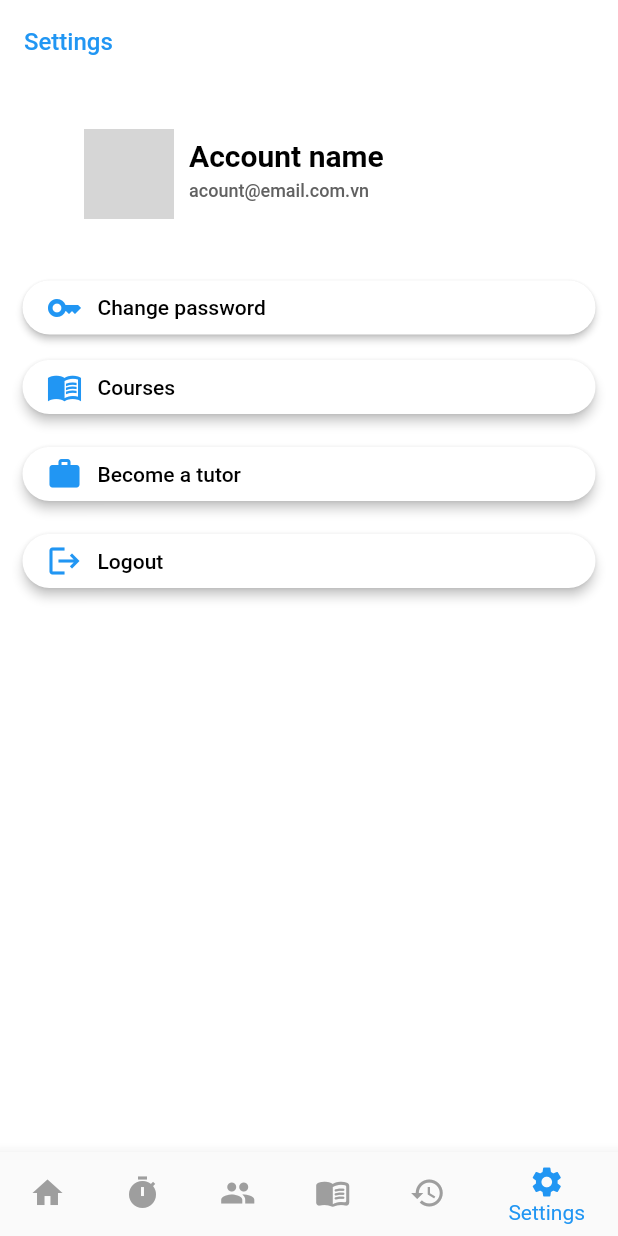
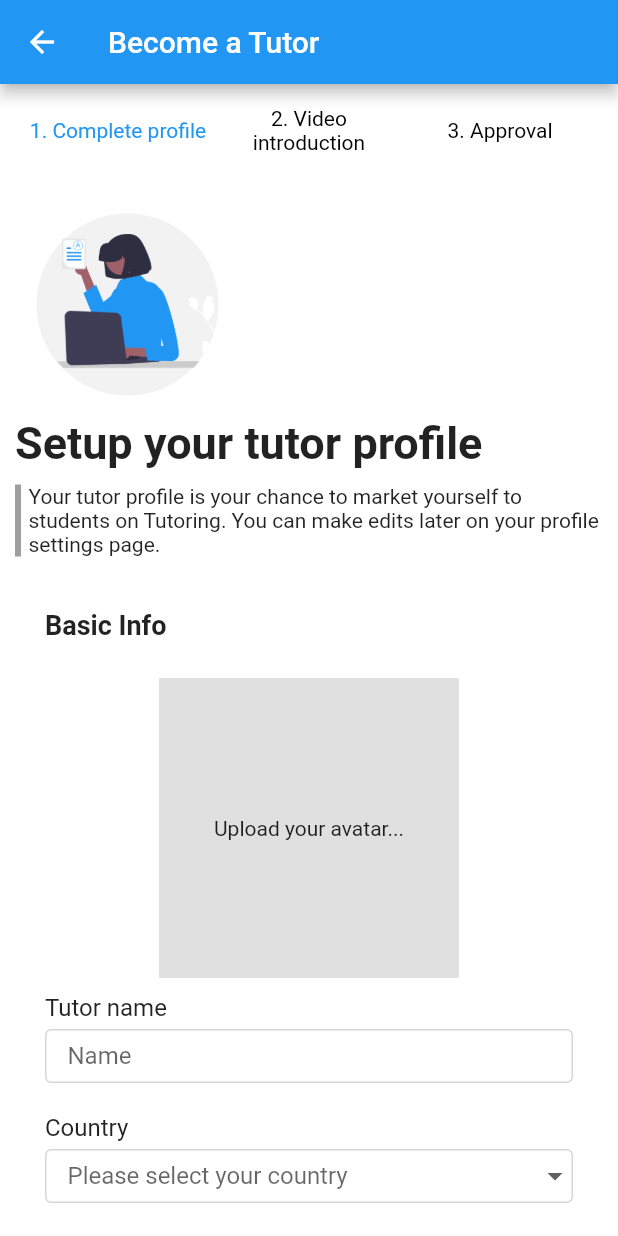
Before and after one commit to DuytheTeacher/advanced-mobile-development, a Flutter app: the screen it shows after launch, item 6 of the bottom bar chosen, after a tap on "Become a tutor", on a phone screen of 412 x 824 dp. Run offline on Flutter 3.47's test engine with Material 2 defaults, Android fonts, the phone set to English and light mode, and no system bars; network calls fail; grey boxes are pictures that could not be loaded.

Commit message:
Duy | Mockup UI for Become tutor

```diff
--- a/lib/main.dart
+++ b/lib/main.dart
@@ -4,6 +4,7 @@ import 'package:advanced_mobile_dev/widgets/screens/authentication/login.dart';
 import 'package:advanced_mobile_dev/widgets/screens/authentication/register.dart';
 import 'package:advanced_mobile_dev/widgets/screens/courses/course-detail.dart';
 import 'package:advanced_mobile_dev/widgets/screens/tabs/tab-bar.dart';
+import 'package:advanced_mobile_dev/widgets/screens/tutors/become-tutor.dart';
 import 'package:advanced_mobile_dev/widgets/screens/tutors/tutor-detail.dart';
 import 'package:advanced_mobile_dev/widgets/screens/tutors/video-call.dart';
 
@@ -37,6 +38,8 @@ class MyApp extends StatelessWidget {
             const CourseDetail(title: 'Course Detail'),
         '/video-call': (BuildContext context) =>
             const VideoCall(title: 'Video Call'),
+        '/become-tutor': (BuildContext context) =>
+            const BecomeTutor(title: 'Become a Tutor'),
       },
       home: const MyHomePage(title: 'LetTutor'),
     );
--- a/lib/widgets/screens/tabs/history.dart
+++ b/lib/widgets/screens/tabs/history.dart
@@ -121,7 +121,7 @@ class _HistoryState extends State<History> {
             crossAxisAlignment: CrossAxisAlignment.start,
             children: <Widget>[
               const Text(
-                'Thu, 03 Mar 22',
+                'Sun, 06 Mar 22',
                 style: TextStyle(fontWeight: FontWeight.w900, fontSize: 28),
               ),
               const Text('21 hours ago'),
--- a/lib/widgets/screens/tabs/home-screen.dart
+++ b/lib/widgets/screens/tabs/home-screen.dart
@@ -50,7 +50,7 @@ class _HomeScreenState extends State<HomeScreen> {
                     Expanded(
                         flex: 5,
                         child: Text(
-                          'Thu, 03 Mar 22, 20:00 - 21:30',
+                          'Sun, 06 Mar 22, 20:00 - 21:30',
                           textAlign: TextAlign.center,
                           style: TextStyle(
                               fontSize: 18,
--- a/lib/widgets/screens/tabs/schedule.dart
+++ b/lib/widgets/screens/tabs/schedule.dart
@@ -124,7 +124,7 @@ class _ScheduleState extends State<Schedule> {
             crossAxisAlignment: CrossAxisAlignment.start,
             children: <Widget>[
               const Text(
-                'Thu, 03 Mar 22',
+                'Sun, 06 Mar 22',
                 style: TextStyle(fontWeight: FontWeight.w900, fontSize: 28),
               ),
               const Text('1 lesson'),
--- a/lib/widgets/screens/tabs/settings.dart
+++ b/lib/widgets/screens/tabs/settings.dart
@@ -142,7 +142,9 @@ class _SettingsState extends State<Settings> {
       child: SizedBox(
         width: double.infinity,
         child: ElevatedButton(
-          onPressed: () {},
+          onPressed: () {
+            Navigator.pushNamed(context, '/become-tutor');
+          },
           child: Row(
             children: [
               Icon(
--- a/lib/widgets/screens/tabs/tab-bar.dart
+++ b/lib/widgets/screens/tabs/tab-bar.dart
@@ -35,11 +35,13 @@ class _TabbarState extends State<Tabbar> {
 
     return Scaffold(
       appBar: AppBar(
-          title: Text(_pages[_selectedIndex]['title'] as String,
-              style: TextStyle(
-                  color: Theme.of(context).primaryColor, fontSize: 16)),
-          elevation: 0,
-          backgroundColor: Theme.of(context).scaffoldBackgroundColor),
+        title: Text(_pages[_selectedIndex]['title'] as String,
+            style:
+                TextStyle(color: Theme.of(context).primaryColor, fontSize: 16)),
+        elevation: 0,
+        backgroundColor: Theme.of(context).scaffoldBackgroundColor,
+        automaticallyImplyLeading: false,
+      ),
       body: _pages[_selectedIndex]['page'] as Widget,
       bottomNavigationBar: BottomNavigationBar(
         onTap: _seclectPage,
--- /dev/null
+++ b/lib/widgets/screens/tutors/become-tutor.dart
@@ -0,0 +1,380 @@
+import 'package:flutter/material.dart';
+
+class BecomeTutor extends StatefulWidget {
+  const BecomeTutor({Key? key, required this.title}) : super(key: key);
+
+  final String title;
+
+  @override
+  State<BecomeTutor> createState() => _BecomeTutorState();
+}
+
+class _BecomeTutorState extends State<BecomeTutor> {
+  int currentStep = 1;
+  int maxStep = 3;
+  DateTime selectedDate = DateTime.now();
+
+  _selectDate(BuildContext context) async {
+    final DateTime picked = await showDatePicker(
+      context: context,
+      initialDate: selectedDate,
+      firstDate: DateTime(2000),
+      lastDate: DateTime(2025),
+    ) as DateTime;
+    if (picked != selectedDate) {
+      setState(() {
+        selectedDate = picked;
+      });
+    }
+  }
+
+  _renderStepOne() {
+    return Padding(
+      padding: const EdgeInsets.all(10),
+      child: Column(
+        crossAxisAlignment: CrossAxisAlignment.start,
+        children: <Widget>[
+          SizedBox(
+              child: Image.asset(
+            'assets/images/become_tutor_logo.png',
+            fit: BoxFit.cover,
+            width: 150,
+            height: 150,
+          )),
+          const Text(
+            'Setup your tutor profile',
+            style: TextStyle(fontWeight: FontWeight.bold, fontSize: 30),
+          ),
+          Padding(
+            padding: const EdgeInsets.only(top: 10, bottom: 20),
+            child: Container(
+              decoration: const BoxDecoration(
+                  border: Border(
+                left: BorderSide(
+                  color: Colors.grey,
+                  width: 4,
+                ),
+              )),
+              child: const Padding(
+                padding: EdgeInsets.only(left: 5),
+                child: Text(
+                    'Your tutor profile is your chance to market yourself to students on Tutoring. You can make edits later on your profile settings page.'),
+              ),
+            ),
+          ),
+          const Padding(
+            padding: EdgeInsets.only(left: 20, top: 15, bottom: 15),
+            child: Text(
+              'Basic Info',
+              style: TextStyle(fontWeight: FontWeight.bold, fontSize: 18),
+            ),
+          ),
+          Padding(
+            padding: const EdgeInsets.all(10),
+            child: Column(
+              children: <Widget>[
+                Container(
+                  width: 200,
+                  height: 200,
+                  decoration: BoxDecoration(color: Colors.grey[300]),
+                  child: const Center(
+                    child: Text('Upload your avatar...'),
+                  ),
+                ),
+                Column(
+                  children: <Widget>[
+                    Padding(
+                      padding: const EdgeInsets.all(10),
+                      child: Column(
+                        crossAxisAlignment: CrossAxisAlignment.start,
+                        children: <Widget>[
+                          const Padding(
+                            padding: EdgeInsets.only(bottom: 5.0),
+                            child: Text('Tutor name',
+                                style: TextStyle(fontSize: 16)),
+                          ),
+                          const Padding(
+                            padding: EdgeInsets.only(bottom: 20),
+                            child: SizedBox(
+                              width: double.infinity,
+                              height: 36,
+                              child: TextField(
+                                autocorrect: false,
+                                decoration: InputDecoration(
+                                  hintText: 'Name',
+                                  contentPadding: EdgeInsets.symmetric(
+                                      vertical: 0, horizontal: 15),
+                                  enabledBorder: OutlineInputBorder(
+                                    borderRadius:
+                                        BorderRadius.all(Radius.circular(4.0)),
+                                    borderSide: BorderSide(
+                                      color: Color(0xFFD6D6D6),
+                                    ),
+                                  ),
+                                  focusedBorder: OutlineInputBorder(
+                                    borderRadius:
+                                        BorderRadius.all(Radius.circular(4.0)),
+                                    borderSide:
+                                        BorderSide(color: Color(0xFFD6D6D6)),
+                                  ),
+                                ),
+                              ),
+                            ),
+                          ),
+                          const Padding(
+                            padding: EdgeInsets.only(bottom: 5.0),
+                            child:
+                                Text('Country', style: TextStyle(fontSize: 16)),
+                          ),
+                          Padding(
+                            padding: const EdgeInsets.only(bottom: 20),
+                            child: SizedBox(
+                              width: double.infinity,
+                              height: 36,
+                              child: DropdownButtonFormField<String>(
+                                decoration: const InputDecoration(
+                                  hintText: 'Please select your country',
+                                  contentPadding: EdgeInsets.symmetric(
+                                      vertical: 0, horizontal: 15),
+                                  enabledBorder: OutlineInputBorder(
+                                    borderRadius:
+                                        BorderRadius.all(Radius.circular(4.0)),
+                                    borderSide: BorderSide(
+                                      color: Color(0xFFD6D6D6),
+                                    ),
+                                  ),
+                                  focusedBorder: OutlineInputBorder(
+                                    borderRadius:
+                                        BorderRadius.all(Radius.circular(4.0)),
+                                    borderSide:
+                                        BorderSide(color: Color(0xFFD6D6D6)),
+                                  ),
+                                ),
+                                items: <String>['Vietnam', 'US', 'UK']
+                                    .map((String value) {
+                                  return DropdownMenuItem<String>(
+                                    value: value,
+                                    child: Text(value),
+                                  );
+                                }).toList(),
+                                onChanged: (_) {},
+                              ),
+                            ),
+                          ),
+                          const Padding(
+                            padding: EdgeInsets.only(bottom: 5.0),
+                            child: Text('Birthday',
+                                style: TextStyle(fontSize: 16)),
+                          ),
+                          SizedBox(
+                            width: double.infinity,
+                            child: OutlinedButton(
+                                onPressed: () {
+                                  _selectDate(context);
+                                },
+                                child: Align(
+                                    alignment: Alignment.topLeft,
+                                    child: Text(
+                                        "${selectedDate.toLocal()}"
+                                            .split(' ')[0],
+                                        style: const TextStyle(
+                                            color: Colors.black)))),
+                          )
+                        ],
+                      ),
+                    ),
+                  ],
+                )
+              ],
+            ),
+          ),
+        ],
+      ),
+    );
+  }
+
+  _renderStepTwo() {
+    return Padding(
+      padding: const EdgeInsets.all(10),
+      child: Column(
+        crossAxisAlignment: CrossAxisAlignment.start,
+        children: <Widget>[
+          SizedBox(
+              child: Image.asset(
+            'assets/images/intro_video_logo.png',
+            fit: BoxFit.cover,
+            width: 150,
+            height: 150,
+          )),
+          const Text(
+            'Video introduction',
+            style: TextStyle(fontWeight: FontWeight.bold, fontSize: 30),
+          ),
+          Padding(
+            padding: const EdgeInsets.only(top: 10, bottom: 20),
+            child: Container(
+              decoration: const BoxDecoration(
+                  border: Border(
+                left: BorderSide(
+                  color: Colors.grey,
+                  width: 4,
+                ),
+              )),
+              child: const Padding(
+                padding: EdgeInsets.only(left: 5),
+                child: Text(
+                    'Let students know that they can expect from a lesson with you by recording a video highlighting your teaching style, expertise and personality. Student can be nevous to speak with a foreigner, so it is very help to have a friendly video that introduces yourself and invites student to call you.'),
+              ),
+            ),
+          ),
+          const Padding(
+            padding: EdgeInsets.only(left: 20, top: 15, bottom: 15),
+            child: Text(
+              'Introducing video',
+              style: TextStyle(fontWeight: FontWeight.bold, fontSize: 18),
+            ),
+          ),
+          Container(
+            width: 300,
+            decoration:
+                BoxDecoration(color: Theme.of(context).primaryColorLight),
+            child: const Padding(
+              padding: EdgeInsets.all(15),
+              child: Text(
+                  'A few helpful tips:\n1.Find a clean and quite space.\n2.Smile and look at the camera.\n3.Dress smart.\n4. Speak for 1-3 minutes.\n5.Brand yourself and have fun.'),
+            ),
+          ),
+          Center(
+              child: Padding(
+            padding: const EdgeInsets.only(top: 20),
+            child:
+                OutlinedButton(onPressed: () {}, child: Text('Choose video')),
+          ))
+        ],
+      ),
+    );
+  }
+
+  _renderStepThee() {
+    return Column(
+      crossAxisAlignment: CrossAxisAlignment.center,
+      children: <Widget>[
+        Icon(
+          Icons.tag_faces_outlined,
+          size: 100,
+          color: Theme.of(context).primaryColor,
+        ),
+        const Text(
+          'You have done all the step\nPlease wait for the operator\'s approval',
+          textAlign: TextAlign.center,
+          style: TextStyle(fontSize: 20),
+        ),
+        ElevatedButton(
+            onPressed: () {
+              Navigator.pushReplacementNamed(context, '/');
+            },
+            child: const Text('Back to home'))
+      ],
+    );
+  }
+
+  _activeStep() {
+    return Padding(
+      padding: const EdgeInsets.all(15),
+      child: Row(
+        children: <Widget>[
+          Expanded(
+              child: Text(
+            '1. Complete profile',
+            textAlign: TextAlign.center,
+            style: TextStyle(
+                color: currentStep == 1
+                    ? Theme.of(context).primaryColor
+                    : Colors.black),
+          )),
+          Expanded(
+              child: Text(
+            '2. Video introduction',
+            textAlign: TextAlign.center,
+            style: TextStyle(
+                color: currentStep == 2
+                    ? Theme.of(context).primaryColor
+                    : Colors.black),
+          )),
+          Expanded(
+              child: Text(
+            '3. Approval',
+            textAlign: TextAlign.center,
+            style: TextStyle(
+                color: currentStep == 3
+                    ? Theme.of(context).primaryColor
+                    : Colors.black),
+          )),
+        ],
+      ),
+    );
+  }
+
+  _changeStep() {
+    return Padding(
+      padding: const EdgeInsets.all(15),
+      child: Row(
+        mainAxisAlignment: MainAxisAlignment.spaceBetween,
+        children: <Widget>[
+          currentStep == 1 || currentStep == maxStep
+              ? const SizedBox()
+              : ElevatedButton(
+                  onPressed: () {
+                    _previousStepHandler();
+                  },
+                  child: const Text('Previous')),
+          currentStep == maxStep
+              ? const SizedBox()
+              : ElevatedButton(
+                  onPressed: () {
+                    _nextStepHandler();
+                  },
+                  child: const Text('Next'))
+        ],
+      ),
+    );
+  }
+
+  _nextStepHandler() {
+    setState(() {
+      if (currentStep < maxStep) {
+        currentStep++;
+      }
+    });
+  }
+
+  _previousStepHandler() {
+    setState(() {
+      if (currentStep != 1) {
+        currentStep--;
+      }
+    });
+  }
+
+  _renderScreen() {
+    if (currentStep == 1) {
+      return _renderStepOne();
+    } else if (currentStep == 2) {
+      return _renderStepTwo();
+    } else if (currentStep == maxStep) {
+      return _renderStepThee();
+    }
+  }
+
+  @override
+  Widget build(BuildContext context) {
+    return Scaffold(
+      appBar: AppBar(title: Text(widget.title)),
+      body: SingleChildScrollView(
+          child: Column(
+        children: <Widget>[_activeStep(), _renderScreen(), _changeStep()],
+      )),
+      resizeToAvoidBottomInset: false,
+    );
+  }
+}
--- a/lib/widgets/screens/tutors/video-call.dart
+++ b/lib/widgets/screens/tutors/video-call.dart
@@ -11,7 +11,7 @@ class VideoCall extends StatefulWidget {
 
 class _VideoCallState extends State<VideoCall> with TickerProviderStateMixin {
   DateTime now = DateTime.now();
-  DateTime then = DateTime(2022, 3, 5, 14, 50, 0);
+  DateTime then = DateTime(2022, 3, 6, 20, 0, 0);
   late AnimationController controller;
   bool isPlaying = true;
 
@@ -23,7 +23,7 @@ class _VideoCallState extends State<VideoCall> with TickerProviderStateMixin {
 
   String get countText {
     Duration count = controller.duration! * controller.value;
-    return '${count.inHours}:${(count.inMinutes % 60).toString().padLeft(2, '0')}:${(count.inSeconds % 60).toString().padLeft(2, '0')} until lesson starts (Sun, 06, Mar 22 21:00)';
+    return '${count.inHours}:${(count.inMinutes % 60).toString().padLeft(2, '0')}:${(count.inSeconds % 60).toString().padLeft(2, '0')} until lesson starts (Sun, 06, Mar 22 20:00)';
   }
 
   void _startTimer() {
--- a/pubspec.yaml
+++ b/pubspec.yaml
@@ -65,6 +65,8 @@ flutter:
     - assets/images/history_logo.png
     - assets/images/courses_logo.png
     - assets/images/demo_video_call.png
+    - assets/images/become_tutor_logo.png
+    - assets/images/intro_video_logo.png
   #   - images/a_dot_ham.jpeg
 
   # An image asset can refer to one or more resolution-specific "variants", see
```
Also changed, not shown: assets/images/become_tutor_logo.png (added), assets/images/intro_video_logo.png (added).
